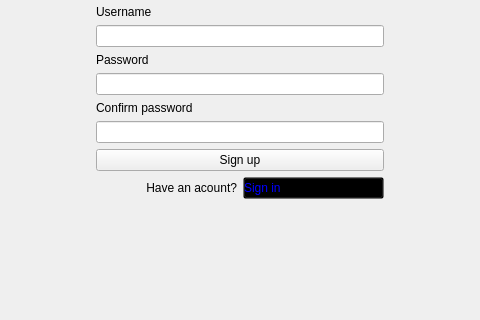
First picture: the form in registerfile.ui, repository SAMoosavi/AdvancedProgrammingProject2, before the edit; both pictures show x 202 to 682 and y 209 to 529 of the 884 by 644 pixel window.
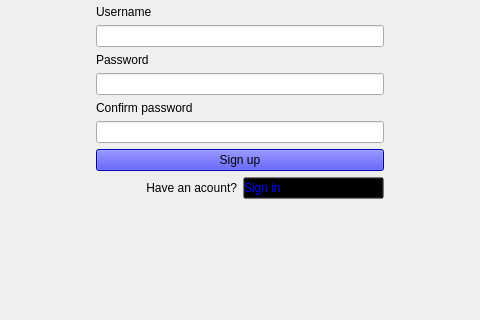
Second picture: the form after the edit.

Commit message: sign in better ui

```diff
--- a/registerfile.ui
+++ b/registerfile.ui
@@ -91,6 +91,9 @@
       </item>
       <item>
        <widget class="QPushButton" name="pushButton">
+        <property name="styleSheet">
+         <string notr="true">background-color:blue;</string>
+        </property>
         <property name="text">
          <string>Sign up</string>
         </property>
```
The commit also changes 3 other files.
